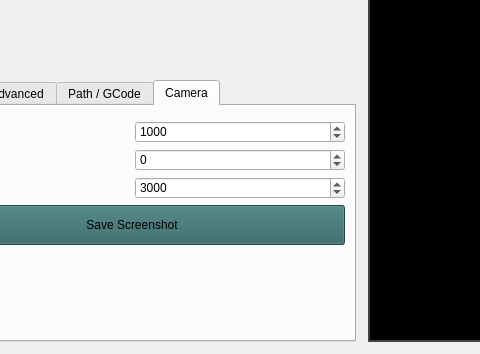
First picture: the form in source/mainwindow.ui, repository 0x23/OpenMicroManipulatorGUI, before the edit; both pictures show x 104 to 584 and y 553 to 907 of the 1280 by 907 pixel window.
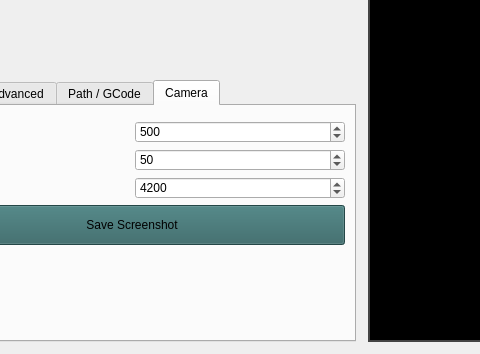
Second picture: the form after the edit. The open tabs and pages were chosen to show the change. Custom widgets are drawn as their Qt base class.

Commit message: defaults for camera settings changed

What changed in the file:
```diff
--- a/source/mainwindow.ui
+++ b/source/mainwindow.ui
@@ -1262,7 +1262,7 @@
                <double>1.000000000000000</double>
               </property>
               <property name="value">
-               <double>1000.000000000000000</double>
+               <double>500.000000000000000</double>
               </property>
              </widget>
             </item>
@@ -1288,7 +1288,7 @@
                <double>1.000000000000000</double>
               </property>
               <property name="value">
-               <double>0.000000000000000</double>
+               <double>50.000000000000000</double>
               </property>
              </widget>
             </item>
@@ -1314,7 +1314,7 @@
                <double>100.000000000000000</double>
               </property>
               <property name="value">
-               <double>3000.000000000000000</double>
+               <double>4200.000000000000000</double>
               </property>
              </widget>
             </item>
```
Left out of the diff: 2 changed lines with no effect on the pictures.
